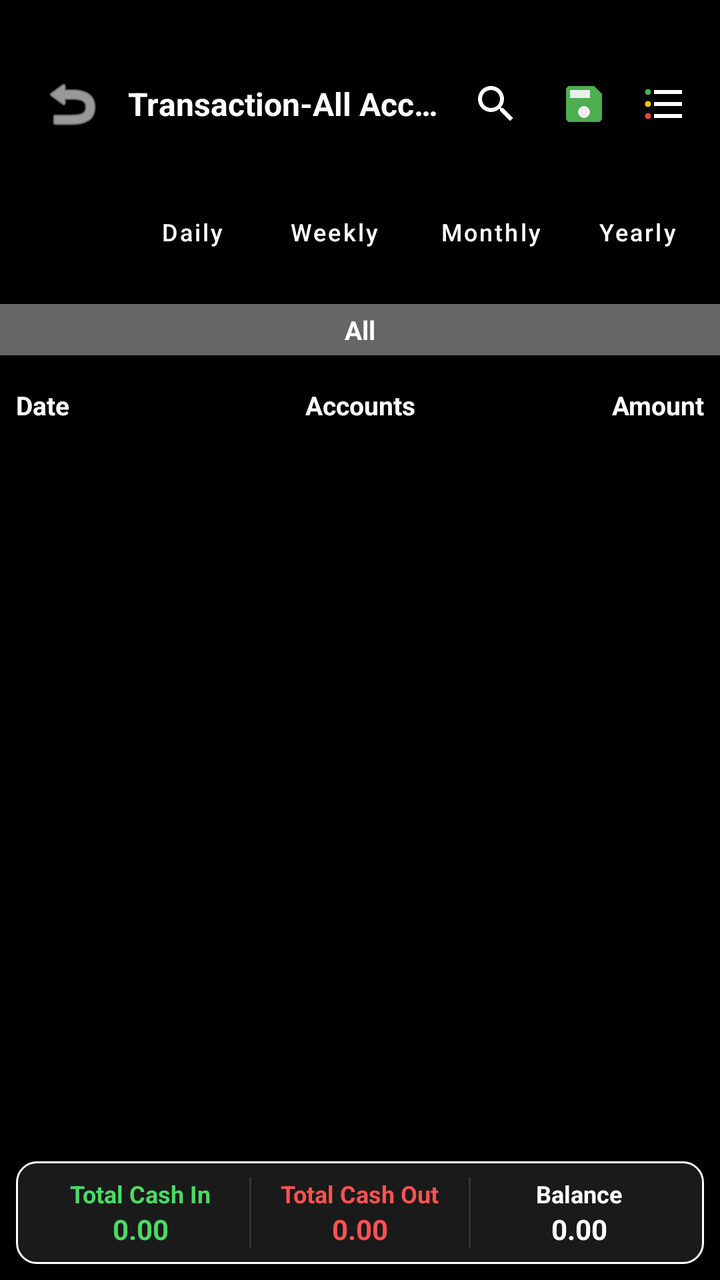
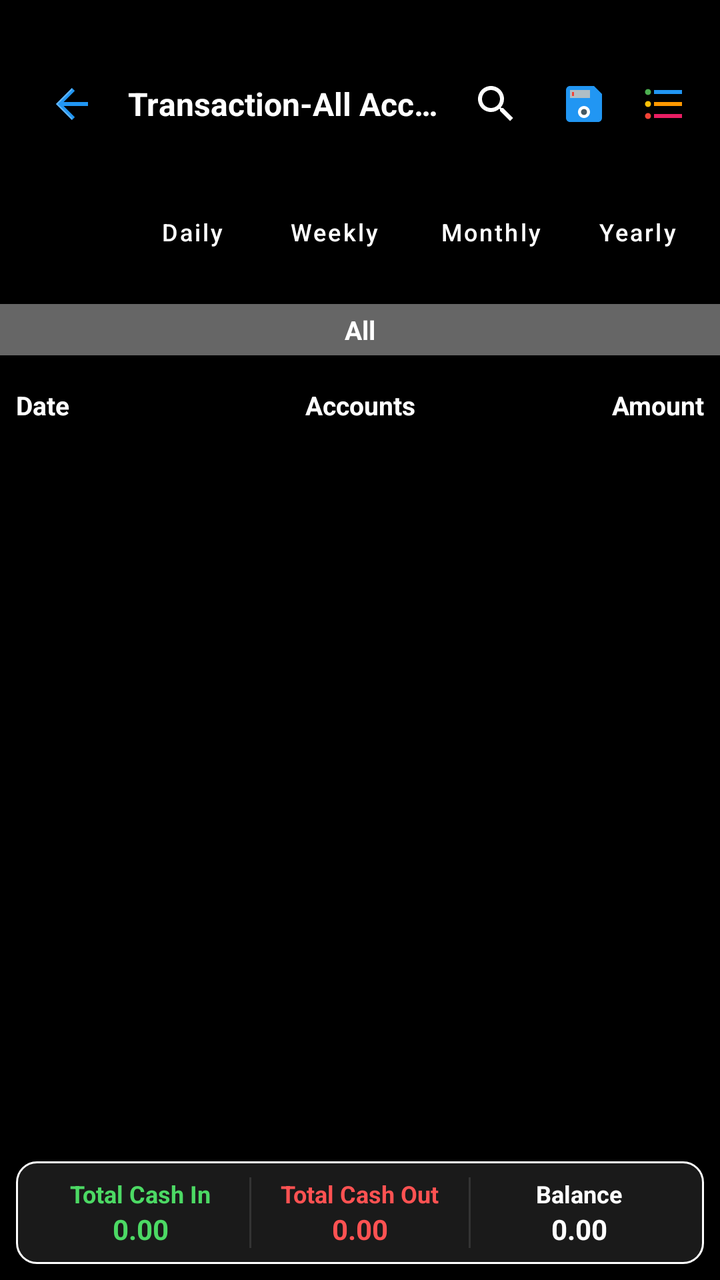

Before-and-after screenshots of an Android layout around one commit, followed by the original layout XML and the change that was made.
<!-- AndroidManifest.xml: activity theme Theme.MyCalendar2026SAR -->
<!-- res/layout/activity_transactions_all_accounts.xml -->
<?xml version="1.0" encoding="utf-8"?>
<androidx.constraintlayout.widget.ConstraintLayout xmlns:android="http://schemas.android.com/apk/res/android"
    xmlns:app="http://schemas.android.com/apk/res-auto"
    xmlns:tools="http://schemas.android.com/tools"
    android:layout_width="match_parent"
    android:layout_height="match_parent"
    android:background="#000000">

    
    <LinearLayout
        android:id="@+id/allTxToolbar"
        android:layout_width="match_parent"
        android:layout_height="56dp"
        android:layout_marginTop="24dp"
        android:gravity="center_vertical"
        android:orientation="horizontal"
        android:paddingStart="16dp"
        android:paddingEnd="8dp"
        app:layout_constraintTop_toTopOf="parent">

        <ImageButton
            android:id="@+id/allTxBackButton"
            android:layout_width="40dp"
            android:layout_height="40dp"
            android:background="?attr/selectableItemBackgroundBorderless"
            android:contentDescription="Back"
            android:src="@android:drawable/ic_menu_revert"
            app:tint="@color/white" />

        <TextView
            android:id="@+id/allTxTitle"
            android:layout_width="0dp"
            android:layout_height="wrap_content"
            android:layout_marginStart="8dp"
            android:layout_weight="1"
            android:ellipsize="end"
            android:maxLines="1"
            android:text="Transaction-All Accounts"
            android:textColor="@color/white"
            android:textSize="16sp"
            android:textStyle="bold" />

        <androidx.appcompat.widget.SearchView
            android:id="@+id/allTxSearchView"
            android:layout_width="wrap_content"
            android:layout_height="wrap_content"
            app:iconifiedByDefault="true"
            app:queryHint="Search..."
            android:theme="@style/ThemeOverlay.AppCompat.Dark.ActionBar" />

        <ImageButton
            android:id="@+id/allTxSaveButton"
            android:layout_width="40dp"
            android:layout_height="40dp"
            android:background="?attr/selectableItemBackgroundBorderless"
            android:padding="8dp"
            android:src="@drawable/ic_menu_save_color"
            android:contentDescription="Save" />

        <ImageButton
            android:id="@+id/allTxMoreButton"
            android:layout_width="40dp"
            android:layout_height="40dp"
            android:background="?attr/selectableItemBackgroundBorderless"
            android:padding="8dp"
            android:src="@drawable/ic_menu_tx_all_color"
            android:contentDescription="More" />
    </LinearLayout>

    
    <LinearLayout
        android:id="@+id/allTxTabsContainer"
        android:layout_width="match_parent"
        android:layout_height="wrap_content"
        android:layout_marginTop="8dp"
        android:orientation="horizontal"
        android:padding="8dp"
        app:layout_constraintTop_toBottomOf="@id/allTxToolbar">

        <Button
            android:id="@+id/tabAll"
            style="@style/Widget.MaterialComponents.Button.UnelevatedButton"
            android:layout_width="0dp"
            android:layout_height="36dp"
            android:layout_margin="2dp"
            android:layout_weight="1"
            android:backgroundTint="@color/white"
            android:insetTop="0dp"
            android:insetBottom="0dp"
            android:padding="0dp"
            android:text="All"
            android:textAllCaps="false"
            android:textColor="@color/black"
            android:textSize="12sp"
            app:cornerRadius="18dp" />

        <Button
            android:id="@+id/tabDaily"
            style="@style/Widget.MaterialComponents.Button.UnelevatedButton"
            android:layout_width="0dp"
            android:layout_height="36dp"
            android:layout_margin="2dp"
            android:layout_weight="1.2"
            android:backgroundTint="#333333"
            android:insetTop="0dp"
            android:insetBottom="0dp"
            android:padding="0dp"
            android:text="Daily"
            android:textAllCaps="false"
            android:textColor="@color/white"
            android:textSize="12sp"
            app:cornerRadius="18dp" />

        <Button
            android:id="@+id/tabWeekly"
            style="@style/Widget.MaterialComponents.Button.UnelevatedButton"
            android:layout_width="0dp"
            android:layout_height="36dp"
            android:layout_margin="2dp"
            android:layout_weight="1.4"
            android:backgroundTint="#333333"
            android:insetTop="0dp"
            android:insetBottom="0dp"
            android:padding="0dp"
            android:text="Weekly"
            android:textAllCaps="false"
            android:textColor="@color/white"
            android:textSize="12sp"
            app:cornerRadius="18dp" />

        <Button
            android:id="@+id/tabMonthly"
            style="@style/Widget.MaterialComponents.Button.UnelevatedButton"
            android:layout_width="0dp"
            android:layout_height="36dp"
            android:layout_margin="2dp"
            android:layout_weight="1.5"
            android:backgroundTint="#333333"
            android:insetTop="0dp"
            android:insetBottom="0dp"
            android:padding="0dp"
            android:text="Monthly"
            android:textAllCaps="false"
            android:textColor="@color/white"
            android:textSize="12sp"
            app:cornerRadius="18dp" />

        <Button
            android:id="@+id/tabYearly"
            style="@style/Widget.MaterialComponents.Button.UnelevatedButton"
            android:layout_width="0dp"
            android:layout_height="36dp"
            android:layout_margin="2dp"
            android:layout_weight="1.2"
            android:backgroundTint="#333333"
            android:insetTop="0dp"
            android:insetBottom="0dp"
            android:padding="0dp"
            android:text="Yearly"
            android:textAllCaps="false"
            android:textColor="@color/white"
            android:textSize="12sp"
            app:cornerRadius="18dp" />
    </LinearLayout>

    
    <TextView
        android:id="@+id/currentTabLabel"
        android:layout_width="match_parent"
        android:layout_height="wrap_content"
        android:layout_marginTop="8dp"
        android:background="#666666"
        android:gravity="center"
        android:padding="4dp"
        android:text="All"
        android:textColor="@color/white"
        android:textSize="13sp"
        android:textStyle="bold"
        app:layout_constraintTop_toBottomOf="@id/allTxTabsContainer" />

    
    <LinearLayout
        android:id="@+id/allTxHeaders"
        android:layout_width="match_parent"
        android:layout_height="wrap_content"
        android:layout_marginTop="8dp"
        android:orientation="horizontal"
        android:padding="8dp"
        app:layout_constraintTop_toBottomOf="@id/currentTabLabel">

        <TextView
            android:layout_width="0dp"
            android:layout_height="wrap_content"
            android:layout_weight="1"
            android:text="Date"
            android:textColor="@color/white"
            android:textSize="13sp"
            android:textStyle="bold" />

        <TextView
            android:layout_width="0dp"
            android:layout_height="wrap_content"
            android:layout_weight="1"
            android:gravity="center"
            android:text="Accounts"
            android:textColor="@color/white"
            android:textSize="13sp"
            android:textStyle="bold" />

        <TextView
            android:layout_width="0dp"
            android:layout_height="wrap_content"
            android:layout_weight="1"
            android:gravity="end"
            android:text="Amount"
            android:textColor="@color/white"
            android:textSize="13sp"
            android:textStyle="bold" />
    </LinearLayout>

    
    <androidx.recyclerview.widget.RecyclerView
        android:id="@+id/allTxRecyclerView"
        android:layout_width="408dp"
        android:layout_height="570dp"
        app:layout_constraintBottom_toTopOf="@id/allTxFooter"
        app:layout_constraintTop_toBottomOf="@id/allTxHeaders"
        app:layout_constraintVertical_bias="0.0"
        tools:layout_editor_absoluteX="0dp" />

    <LinearLayout
        android:id="@+id/allTxFooter"
        android:layout_width="match_parent"
        android:layout_height="wrap_content"
        android:background="@drawable/summary_border"
        android:orientation="horizontal"
        android:layout_margin="8dp"
        android:padding="8dp"
        app:layout_constraintBottom_toBottomOf="parent">

        <LinearLayout
            android:layout_width="0dp"
            android:layout_height="wrap_content"
            android:layout_weight="1"
            android:gravity="center"
            android:orientation="vertical">

            <TextView
                android:layout_width="wrap_content"
                android:layout_height="wrap_content"
                android:text="Total Cash In"
                android:textColor="@color/income_green"
                android:textSize="12sp"
                android:textStyle="bold" />

            <TextView
                android:id="@+id/footerCashIn"
                android:layout_width="wrap_content"
                android:layout_height="wrap_content"
                android:text="0.00"
                android:textColor="@color/income_green"
                android:textSize="14sp"
                android:textStyle="bold" />
        </LinearLayout>

        <View
            android:layout_width="1dp"
            android:layout_height="match_parent"
            android:background="#333333" />

        <LinearLayout
            android:layout_width="0dp"
            android:layout_height="wrap_content"
            android:layout_weight="1"
            android:gravity="center"
            android:orientation="vertical">

            <TextView
                android:layout_width="wrap_content"
                android:layout_height="wrap_content"
                android:text="Total Cash Out"
                android:textColor="@color/expense_red"
                android:textSize="12sp"
                android:textStyle="bold" />

            <TextView
                android:id="@+id/footerCashOut"
                android:layout_width="wrap_content"
                android:layout_height="wrap_content"
                android:text="0.00"
                android:textColor="@color/expense_red"
                android:textSize="14sp"
                android:textStyle="bold" />
        </LinearLayout>

        <View
            android:layout_width="1dp"
            android:layout_height="match_parent"
            android:background="#333333" />

        <LinearLayout
            android:layout_width="0dp"
            android:layout_height="wrap_content"
            android:layout_weight="1"
            android:gravity="center"
            android:orientation="vertical">

            <TextView
                android:layout_width="wrap_content"
                android:layout_height="wrap_content"
                android:text="Balance"
                android:textColor="@color/white"
                android:textSize="12sp"
                android:textStyle="bold" />

            <TextView
                android:id="@+id/footerBalance"
                android:layout_width="wrap_content"
                android:layout_height="wrap_content"
                android:text="0.00"
                android:textColor="@color/white"
                android:textSize="14sp"
                android:textStyle="bold" />
        </LinearLayout>
    </LinearLayout>

</androidx.constraintlayout.widget.ConstraintLayout>
<!-- resources referenced by this layout -->
<resources>
  <color name="black">#FF000000</color>
  <color name="expense_red">#FF5252</color>
  <color name="income_green">#4CD964</color>
  <color name="white">#FFFFFFFF</color>
  <!-- drawable ic_menu_save_color (drawable) -->
  <vector xmlns:android="http://schemas.android.com/apk/res/android"
      android:width="24dp"
      android:height="24dp"
      android:viewportWidth="24"
      android:viewportHeight="24">
      <path
          android:fillColor="#4CAF50"
          android:pathData="M17,3L5,3c-1.11,0 -2,0.9 -2,2v14c0,1.1 0.89,2 2,2h14c1.1,0 2,-0.9 2,-2L21,7l-4,-4zM12,19c-1.66,0 -3,-1.34 -3,-3s1.34,-3 3,-3 3,1.34 3,3 -1.34,3 -3,3zM15,9L5,9L5,5h10v4z" />
      <path
          android:fillColor="#EEEEEE"
          android:pathData="M15,9L5,9L5,5h10v4zM12,19c-1.66,0 -3,-1.34 -3,-3s1.34,-3 3,-3 3,1.34 3,3 -1.34,3 -3,3z"
          android:alpha="0.3" />
  </vector>
  <!-- drawable ic_menu_tx_all_color (drawable) -->
  <vector xmlns:android="http://schemas.android.com/apk/res/android"
      android:width="24dp"
      android:height="24dp"
      android:viewportWidth="24"
      android:viewportHeight="24">
      <path
          android:fillColor="#FFC107"
          android:pathData="M4,10.5c-0.83,0 -1.5,0.67 -1.5,1.5s0.67,1.5 1.5,1.5 1.5,-0.67 1.5,-1.5 -0.67,-1.5 -1.5,-1.5z" />
      <path
          android:fillColor="#4CAF50"
          android:pathData="M4,4.5c-0.83,0 -1.5,0.67 -1.5,1.5s0.67,1.5 1.5,1.5 1.5,-0.67 1.5,-1.5 -0.67,-1.5 -1.5,-1.5z" />
      <path
          android:fillColor="#F44336"
          android:pathData="M4,16.5c-0.83,0 -1.5,0.67 -1.5,1.5s0.67,1.5 1.5,1.5 1.5,-0.67 1.5,-1.5 -0.67,-1.5 -1.5,-1.5z" />
      <path
          android:fillColor="#FFFFFF"
          android:pathData="M7,19h14v-2H7v2zm0,-6h14v-2H7v2zm0,-8v2h14V5H7z" />
  </vector>
  <!-- drawable summary_border (drawable) -->
  <?xml version="1.0" encoding="utf-8"?>
  <shape xmlns:android="http://schemas.android.com/apk/res/android">
      <solid android:color="@color/card_dark" />
      <stroke
          android:width="1dp"
          android:color="@color/white" />
      <corners android:radius="10dp" />
  </shape>
  <color name="card_dark">#1A1A1A</color>
  <color name="light_green">#8BC34A</color>
  <color name="hunter_green">#355E3B</color>
  <color name="teal_200">#FF03DAC5</color>
  <color name="teal_700">#FF018786</color>
  <style name="CustomMenuTextAppearance" parent="TextAppearance.AppCompat.Widget.PopupMenu.Large">
          <item name="android:textSize">@dimen/_10ssp</item>
          <item name="android:textColor">@color/white</item>
      </style>
  <style name="CustomPopupMenuStyle" parent="Widget.AppCompat.PopupMenu">
          <item name="android:minWidth">@dimen/_110sdp</item>
      </style>
  <style name="GreenButtonStyle" parent="Widget.MaterialComponents.Button.TextButton">
          <item name="android:textColor">@color/light_green</item>
      </style>
  <!-- unchanged entries left out for length: 2 -->
</resources>

<!-- the commit's change to res/layout/activity_transactions_all_accounts.xml (unified diff, before → after) -->
@@ -24,8 +24,7 @@
             android:layout_height="40dp"
             android:background="?attr/selectableItemBackgroundBorderless"
             android:contentDescription="Back"
-            android:src="@android:drawable/ic_menu_revert"
-            app:tint="@color/white" />
+            android:src="@drawable/ic_back_color" />
 
         <TextView
             android:id="@+id/allTxTitle"
<!-- resource entries referenced after the edit -->
@@ -4,19 +4,47 @@
   <color name="expense_red">#FF5252</color>
   <color name="income_green">#4CD964</color>
   <color name="white">#FFFFFFFF</color>
+  <!-- drawable ic_back_color (drawable) -->
+  <vector xmlns:android="http://schemas.android.com/apk/res/android"
+      android:width="24dp"
+      android:height="24dp"
+      android:viewportWidth="24"
+      android:viewportHeight="24">
+      
+      <path
+          android:fillColor="#2196F3"
+          android:pathData="M20,11H7.83l5.59,-5.59L12,4l-8,8 8,8 1.41,-1.41L7.83,13H20v-2z" />
+      
+      <path
+          android:fillColor="#64B5F6"
+          android:pathData="M12,4l-8,8l8,8v-1l-7,-7l7,-7V4z" />
+  </vector>
   <!-- drawable ic_menu_save_color (drawable) -->
   <vector xmlns:android="http://schemas.android.com/apk/res/android"
       android:width="24dp"
       android:height="24dp"
       android:viewportWidth="24"
       android:viewportHeight="24">
+      
       <path
-          android:fillColor="#4CAF50"
-          android:pathData="M17,3L5,3c-1.11,0 -2,0.9 -2,2v14c0,1.1 0.89,2 2,2h14c1.1,0 2,-0.9 2,-2L21,7l-4,-4zM12,19c-1.66,0 -3,-1.34 -3,-3s1.34,-3 3,-3 3,1.34 3,3 -1.34,3 -3,3zM15,9L5,9L5,5h10v4z" />
+          android:fillColor="#2196F3"
+          android:pathData="M17,3L5,3c-1.11,0 -2,0.9 -2,2v14c0,1.1 0.89,2 2,2h14c1.1,0 2,-0.9 2,-2L21,7l-4,-4z" />
+      
       <path
-          android:fillColor="#EEEEEE"
-          android:pathData="M15,9L5,9L5,5h10v4zM12,19c-1.66,0 -3,-1.34 -3,-3s1.34,-3 3,-3 3,1.34 3,3 -1.34,3 -3,3z"
-          android:alpha="0.3" />
+          android:fillColor="#B0BEC5"
+          android:pathData="M15,9L5,9L5,5h10v4z" />
+      
+      <path
+          android:fillColor="#F44336"
+          android:pathData="M6,6h1v2H6V6z" />
+      
+      <path
+          android:fillColor="#FFFFFF"
+          android:pathData="M12,19c-1.66,0 -3,-1.34 -3,-3s1.34,-3 3,-3 3,1.34 3,3 -1.34,3 -3,3z" />
+      
+      <path
+          android:fillColor="#455A64"
+          android:pathData="M12,17.5c-0.83,0 -1.5,-0.67 -1.5,-1.5s0.67,-1.5 1.5,-1.5s1.5,0.67 1.5,1.5s-0.67,1.5 -1.5,1.5z" />
   </vector>
   <!-- drawable ic_menu_tx_all_color (drawable) -->
   <vector xmlns:android="http://schemas.android.com/apk/res/android"
@@ -24,18 +52,28 @@
       android:height="24dp"
       android:viewportWidth="24"
       android:viewportHeight="24">
+      
       <path
           android:fillColor="#FFC107"
           android:pathData="M4,10.5c-0.83,0 -1.5,0.67 -1.5,1.5s0.67,1.5 1.5,1.5 1.5,-0.67 1.5,-1.5 -0.67,-1.5 -1.5,-1.5z" />
+      
       <path
           android:fillColor="#4CAF50"
           android:pathData="M4,4.5c-0.83,0 -1.5,0.67 -1.5,1.5s0.67,1.5 1.5,1.5 1.5,-0.67 1.5,-1.5 -0.67,-1.5 -1.5,-1.5z" />
+      
       <path
           android:fillColor="#F44336"
           android:pathData="M4,16.5c-0.83,0 -1.5,0.67 -1.5,1.5s0.67,1.5 1.5,1.5 1.5,-0.67 1.5,-1.5 -0.67,-1.5 -1.5,-1.5z" />
+      
       <path
-          android:fillColor="#FFFFFF"
-          android:pathData="M7,19h14v-2H7v2zm0,-6h14v-2H7v2zm0,-8v2h14V5H7z" />
+          android:fillColor="#2196F3"
+          android:pathData="M7,5h14v2H7V5z" />
+      <path
+          android:fillColor="#FF9800"
+          android:pathData="M7,11h14v2H7v-2z" />
+      <path
+          android:fillColor="#E91E63"
+          android:pathData="M7,17h14v2H7v-2z" />
   </vector>
   <!-- drawable summary_border (drawable) -->
   <?xml version="1.0" encoding="utf-8"?>
